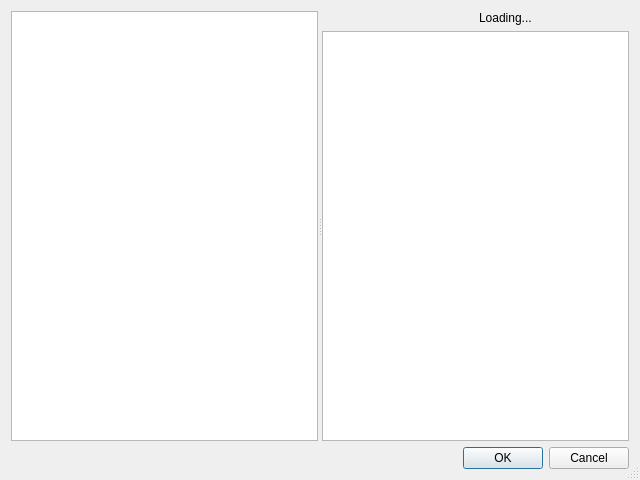
Above: MonitorDialog.ui from Entomologist/entomologist before the change. Below: the same form after it.
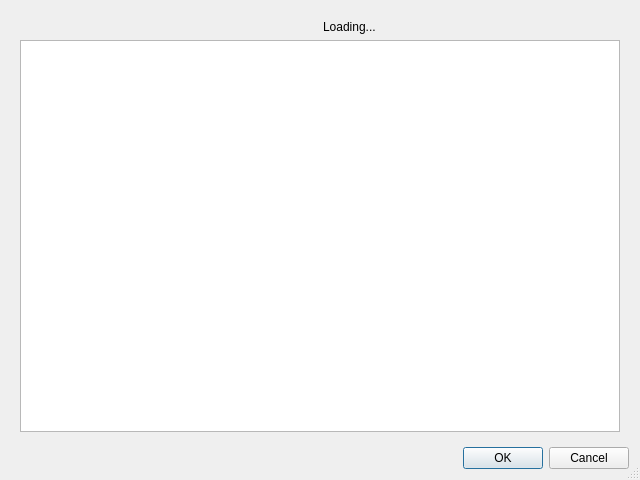
That is the form after the change. Icons and pictures are not drawn.

Commit message: More work on the component monitoring feature

Patch:
```diff
--- a/MonitorDialog.ui
+++ b/MonitorDialog.ui
@@ -22,23 +22,11 @@
   <property name="modal">
    <bool>true</bool>
   </property>
-  <layout class="QVBoxLayout" name="verticalLayout">
-   <item>
-    <widget class="QSplitter" name="splitter">
-     <property name="orientation">
-      <enum>Qt::Horizontal</enum>
-     </property>
-     <widget class="QListWidget" name="trackerListWidget">
-      <property name="alternatingRowColors">
-       <bool>true</bool>
-      </property>
-      <property name="selectionBehavior">
-       <enum>QAbstractItemView::SelectRows</enum>
-      </property>
-     </widget>
-     <widget class="QWidget" name="widget" native="true">
       <layout class="QVBoxLayout" name="verticalLayout_2">
        <item>
+    <widget class="QWidget" name="widget" native="true">
+     <layout class="QVBoxLayout" name="verticalLayout">
+      <item>
         <layout class="QHBoxLayout" name="spinnerLayout">
          <item>
           <widget class="QLabel" name="spinnerLabel">
@@ -60,7 +48,7 @@
         </layout>
        </item>
        <item>
-        <widget class="QTreeView" name="componentView">
+       <widget class="QTreeWidget" name="treeWidget">
          <property name="alternatingRowColors">
           <bool>true</bool>
          </property>
@@ -68,18 +56,22 @@
           <enum>QAbstractItemView::ExtendedSelection</enum>
          </property>
          <property name="rootIsDecorated">
-          <bool>false</bool>
-         </property>
-         <property name="uniformRowHeights">
           <bool>true</bool>
          </property>
-         <property name="headerHidden">
-          <bool>true</bool>
-         </property>
+        <property name="wordWrap">
+         <bool>false</bool>
+        </property>
+        <attribute name="headerVisible">
+         <bool>false</bool>
+        </attribute>
+        <column>
+         <property name="text">
+          <string notr="true">1</string>
+         </property>
+        </column>
         </widget>
        </item>
       </layout>
-     </widget>
     </widget>
    </item>
    <item>
```
Left out of the diff: 3 changed lines with no effect on the pictures. Lines whose indentation alone changed are shown as unchanged. The commit also changes 11 other files.
